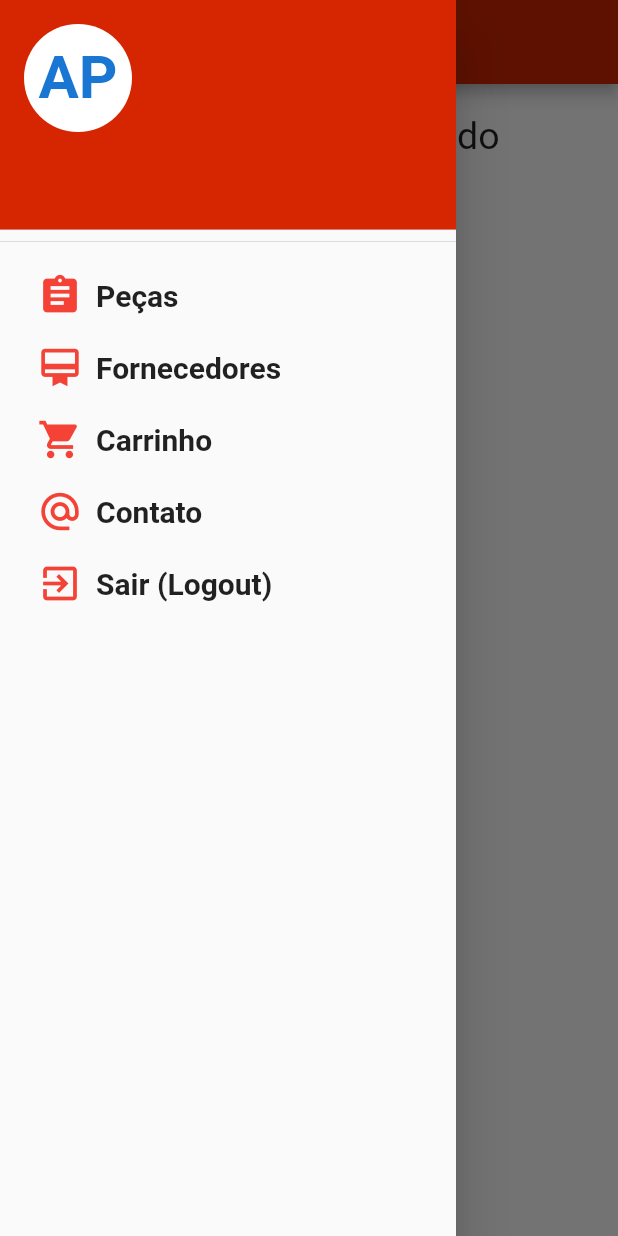
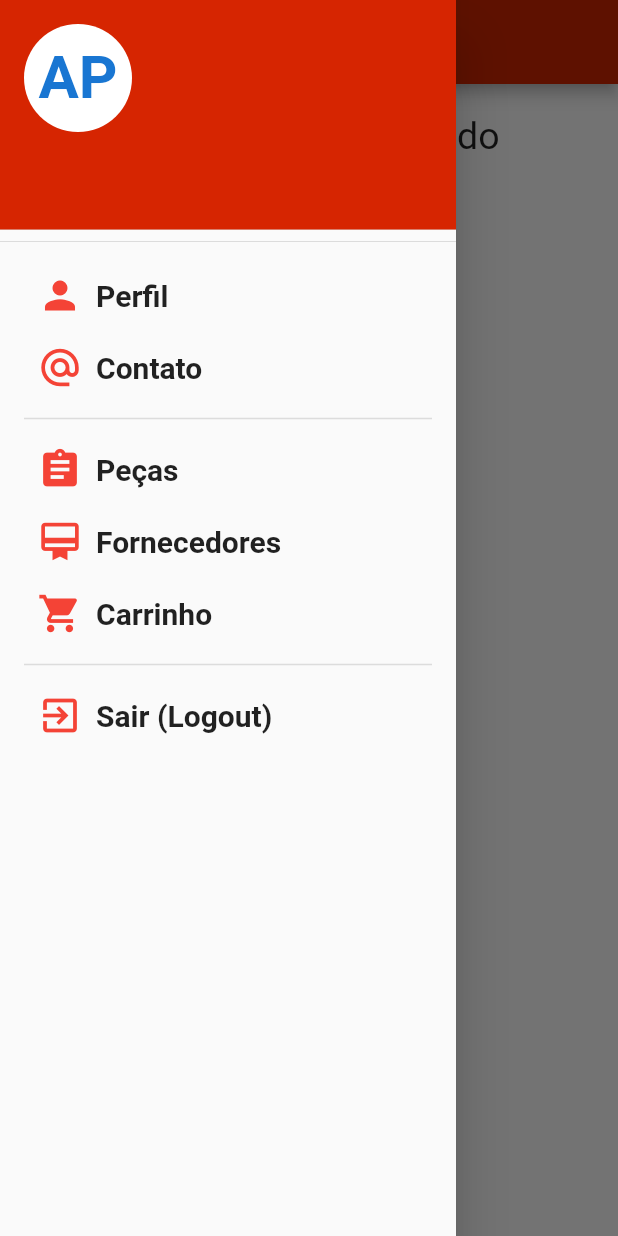
Before and after one commit to dariosalles/autoparts, a Flutter app: the Carrinho screen opened by its route, with the side drawer open, on a phone screen of 412 x 824 dp. Run offline on Flutter 3.47's test engine with Material 2 defaults, Android fonts, the phone set to English and light mode, and no system bars; our stand-ins replace fluttertoast, shared_preferences; accounts and stored records are empty; network calls fail; project files that could hold a hidden picture were left out.

Commit message:
MAC-09032020-2118

```diff
--- a/lib/main.dart
+++ b/lib/main.dart
@@ -2,6 +2,7 @@ import 'package:auto_parts/cadastro.dart';
 import 'package:auto_parts/pecas.dart';
 import 'package:auto_parts/contato.dart';
 import 'package:auto_parts/carrinho.dart';
+import 'package:auto_parts/perfil.dart';
 
 import 'package:auto_parts/screen_login.dart';
 import 'package:flutter/material.dart';
@@ -19,6 +20,7 @@ void main() {
     routes: {
       '/': (context) => Splash(),
       '/inicial': (context) => Inicial(),
+      '/perfil': (context) => Perfil(),
       '/pecas': (context) => Pecas(),
       '/contato': (context) => Contato(),
       '/carrinho': (context) => Carrinho(),
--- a/lib/menuDrawer.dart
+++ b/lib/menuDrawer.dart
@@ -70,7 +70,13 @@ class _MenuDrawerState extends State<MenuDrawer> {
                 color: Color.fromARGB(255, 214, 37, 1),
               ),
               accountName: Text(nome ?? ''),
-              accountEmail: Text(email ?? ''),
+              accountEmail: Row(
+                mainAxisAlignment: MainAxisAlignment.spaceBetween,
+                children: <Widget>[
+                  Text(email ?? ''),
+
+                ],
+              ),
               currentAccountPicture: CircleAvatar(
                 child: Text('AP',
                 style: TextStyle(
@@ -90,6 +96,43 @@ class _MenuDrawerState extends State<MenuDrawer> {
             title: Column(
 
               children: <Widget>[
+                Row(
+                  children: <Widget>[
+                    IconButton(
+                      icon: Icon(Icons.person),
+                      color: Colors.red,
+                      iconSize: 30,
+                      tooltip: 'Perfil',
+                      onPressed: () {
+                        print('Recarrega a pagina Perfil');
+                        Navigator.pushNamed(context, '/perfil');
+                      },
+                    ),
+                    Text("Perfil",
+                        style: optionStyle)
+                  ],
+                ),
+                Row(
+                  children: <Widget>[
+                    IconButton(
+                      icon: Icon(Icons.alternate_email),
+                      color: Colors.red,
+                      iconSize: 30,
+                      tooltip: 'Contato',
+                      onPressed: () {
+                        print('Recarrega a pagina Contato');
+                        Navigator.pushNamed(context, '/contato');
+                      },
+                    ),
+                    Text("Contato",
+                        style: optionStyle),
+                  ],
+                ),
+                Divider(
+                  color: Colors.black12,
+                  height: 20,
+                  thickness: 1,
+                ),
                 Row(
                   children: <Widget>[
                     IconButton(
@@ -138,22 +181,12 @@ class _MenuDrawerState extends State<MenuDrawer> {
                         style: optionStyle),
                   ],
                 ),
-                Row(
-                  children: <Widget>[
-                    IconButton(
-                      icon: Icon(Icons.alternate_email),
-                      color: Colors.red,
-                      iconSize: 30,
-                      tooltip: 'Contato',
-                      onPressed: () {
-                        print('Recarrega a pagina Contato');
-                        Navigator.pushNamed(context, '/contato');
-                      },
-                    ),
-                    Text("Contato",
-                        style: optionStyle),
-                  ],
+                Divider(
+                  color: Colors.black12,
+                  height: 20,
+                  thickness: 1,
                 ),
+
                 Row(
                   children: <Widget>[
                     IconButton(
--- /dev/null
+++ b/lib/perfil.dart
@@ -0,0 +1,29 @@
+import 'package:flutter/cupertino.dart';
+import 'package:http/http.dart' as http;
+import 'dart:convert';
+import 'package:auto_parts/menuDrawer.dart';
+import 'package:flutter/material.dart';
+import 'package:fluttertoast/fluttertoast.dart';
+import 'package:shared_preferences/shared_preferences.dart';
+
+class Perfil extends StatefulWidget {
+  @override
+  _PerfilState createState() => _PerfilState();
+}
+
+class _PerfilState extends State<Perfil> {
+  @override
+  Widget build(BuildContext context) {
+    return Scaffold(
+        appBar: AppBar(
+
+        title: Text('Perfil'),
+    backgroundColor: Color.fromARGB(255, 204, 37, 1),
+    ),
+    drawer: MenuDrawer(),
+    body: Container(
+      child: Text('perfil')
+      )
+    );
+  }
+}
```
Also changed, not shown: lib/carrinho.dart (+122 -13 lines).
